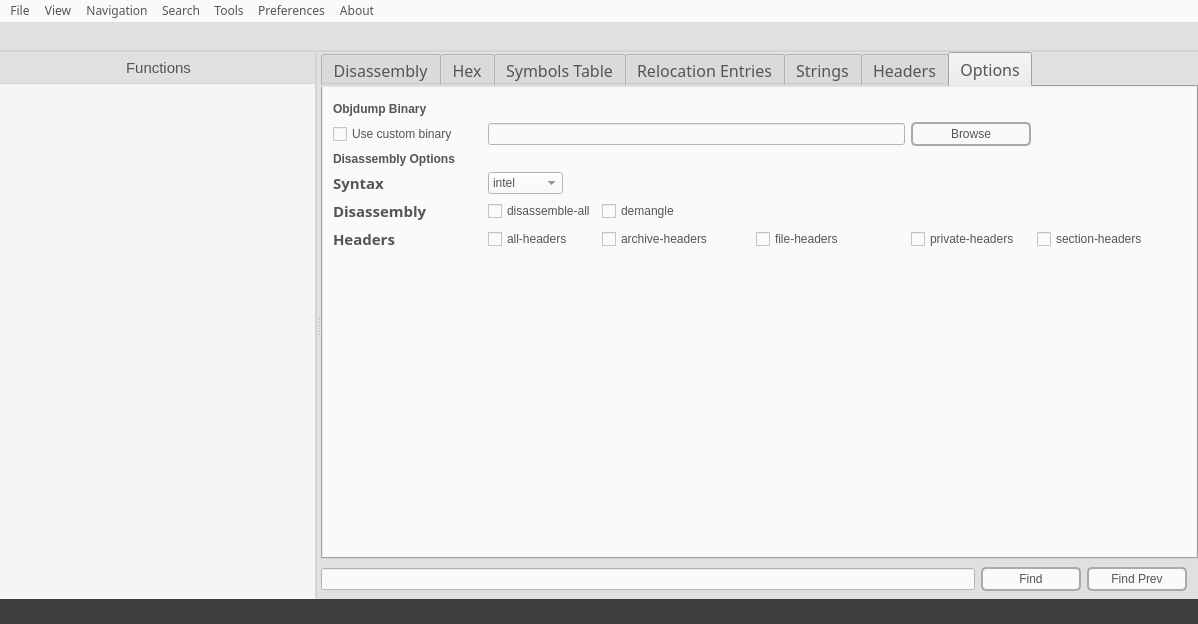
Before: the Qt Designer form src/mainwindow.ui in jubal-R/ObjGui, drawn with Qt 5.
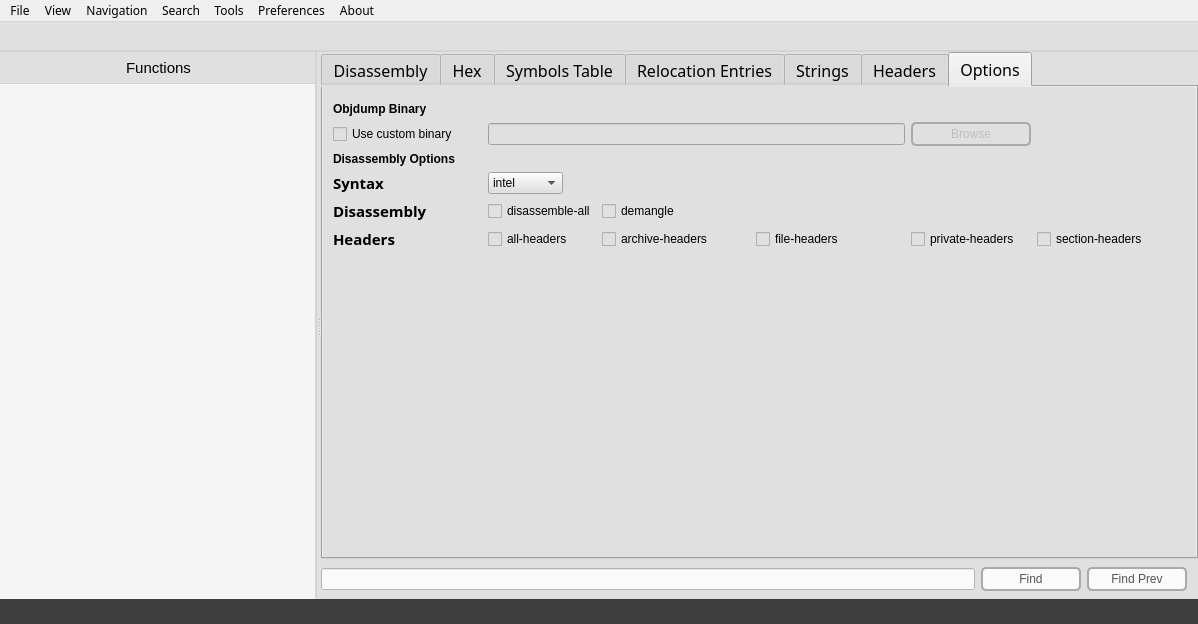
After: the same form once the commit is applied. The open tabs and pages were chosen to show the change. Icons and pictures are not drawn.

The edit to the form file:
```diff
--- a/src/mainwindow.ui
+++ b/src/mainwindow.ui
@@ -19,8 +19,7 @@
    <string>MainWindow</string>
   </property>
   <property name="styleSheet">
-   <string notr="true">background-color: rgb(250, 250, 250);
-color: rgb(85, 85, 85);</string>
+   <string notr="true"/>
   </property>
   <widget class="QWidget" name="centralWidget">
    <property name="sizePolicy">
@@ -863,8 +862,7 @@
              </widget>
              <widget class="QWidget" name="options_tab">
               <property name="styleSheet">
-               <string notr="true">background-color: rgb(250, 250, 250);
-color: rgb(85, 85, 85);</string>
+               <string notr="true"/>
               </property>
               <attribute name="title">
                <string>Options</string>
@@ -885,6 +883,12 @@
                </item>
                <item row="1" column="0">
                 <widget class="QCheckBox" name="customBinaryCheckBox">
+                 <property name="maximumSize">
+                  <size>
+                   <width>200</width>
+                   <height>16777215</height>
+                  </size>
+                 </property>
                  <property name="text">
                   <string>Use custom binary</string>
                  </property>
@@ -988,6 +992,12 @@
                </item>
                <item row="4" column="2">
                 <widget class="QCheckBox" name="demanlgeCheckBox">
+                 <property name="maximumSize">
+                  <size>
+                   <width>150</width>
+                   <height>16777215</height>
+                  </size>
+                 </property>
                  <property name="toolTip">
                   <string>&lt;html&gt;&lt;head/&gt;&lt;body&gt;&lt;p&gt;Decode mangled/processed symbol names&lt;/p&gt;&lt;/body&gt;&lt;/html&gt;</string>
                  </property>
@@ -1017,6 +1027,12 @@
                </item>
                <item row="4" column="1">
                 <widget class="QCheckBox" name="disassemblyFlagcheckBox">
+                 <property name="maximumSize">
+                  <size>
+                   <width>150</width>
+                   <height>16777215</height>
+                  </size>
+                 </property>
                  <property name="toolTip">
                   <string>&lt;html&gt;&lt;head/&gt;&lt;body&gt;&lt;p&gt;Display assembler contents of all sections&lt;/p&gt;&lt;/body&gt;&lt;/html&gt;</string>
                  </property>
```
Left out of the diff: 75 changed lines with no effect on the pictures.
